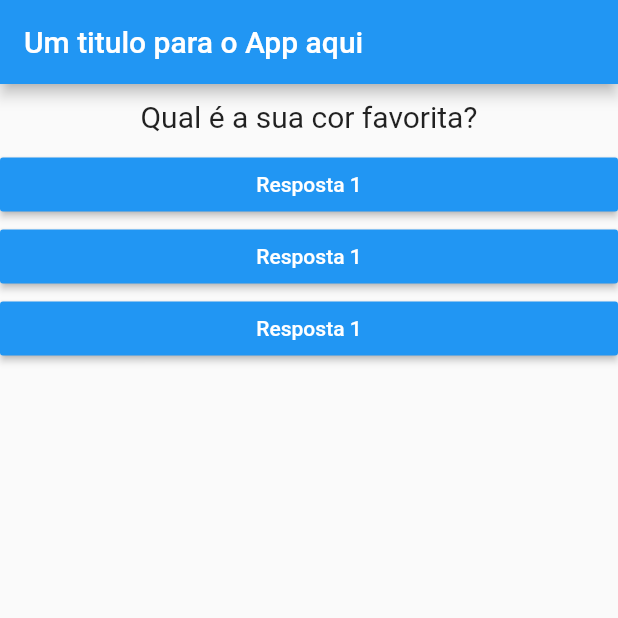
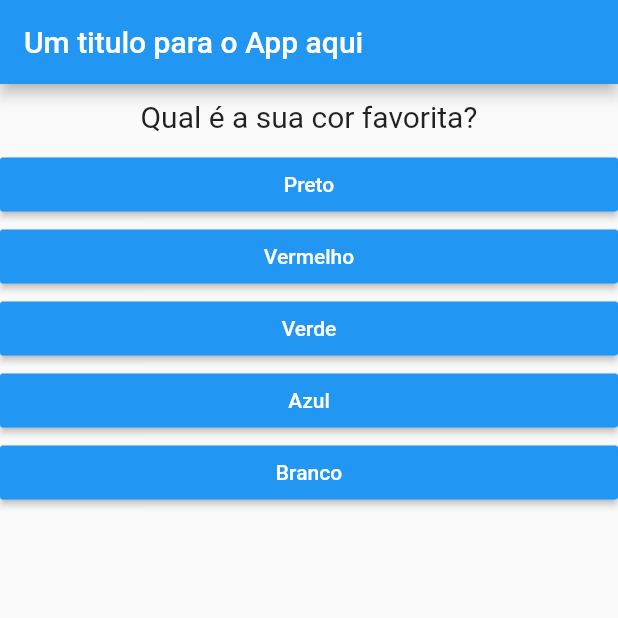
Before and after one commit to arturguitelar/flutter-crash-course-for-beginners-2020-academind, a Flutter app: the screen it shows after launch, on a phone screen of 412 x 824 dp, the top half of it. Run offline on Flutter 3.47's test engine with Material 2 defaults, Android fonts, the phone set to English and light mode, and no system bars.

Commit message:
✨feature: Adiciona lista de questões e respostas
Lista de questões agora tem perguntas e respostas.
Adiciona .map para criar os botões de resposta dinamicamente.

```diff
--- a/lib/answer.dart
+++ b/lib/answer.dart
@@ -2,7 +2,8 @@ import 'package:flutter/material.dart';
 
 class Answer extends StatelessWidget {
   final Function selectHandler;
-  Answer(this.selectHandler);
+  final String answer;
+  Answer(this.answer, this.selectHandler);
   @override
   Widget build(BuildContext context) {
     return Container(
@@ -10,7 +11,7 @@ class Answer extends StatelessWidget {
       child: RaisedButton(
         color: Colors.blue,
         textColor: Colors.white,
-        child: Text('Resposta 1'),
+        child: Text(answer),
         onPressed: selectHandler,
       ),
     );
--- a/lib/main.dart
+++ b/lib/main.dart
@@ -18,8 +18,14 @@ class _MyAppState extends State<MyApp> {
   @override
   Widget build(BuildContext context) {
     var questions = [
-      'Qual é a sua cor favorita?',
-      'Qual é o seu animal favorito?'
+      {
+        'question': 'Qual é a sua cor favorita?',
+        'answers': ['Preto', 'Vermelho', 'Verde', 'Azul', 'Branco']
+      },
+      {
+        'question': 'Qual é o seu animal favorito?',
+        'answers': ['Cachorro', 'Gato', 'Leão', 'Tigre', 'Cavalo', 'Galinha']
+      },
     ];
     return MaterialApp(
       home: Scaffold(
@@ -28,10 +34,10 @@ class _MyAppState extends State<MyApp> {
         ),
         body: Column(
           children: [
-            Question(questions[_questionIndex]),
-            Answer(_answerQuestion),
-            Answer(_answerQuestion),
-            Answer(_answerQuestion),
+            Question(questions[_questionIndex]['question']),
+            ...(questions[_questionIndex]['answers'] as List<String>)
+                .map((answer) => Answer(answer, _answerQuestion))
+                .toList(),
           ],
         ),
       ),
```
